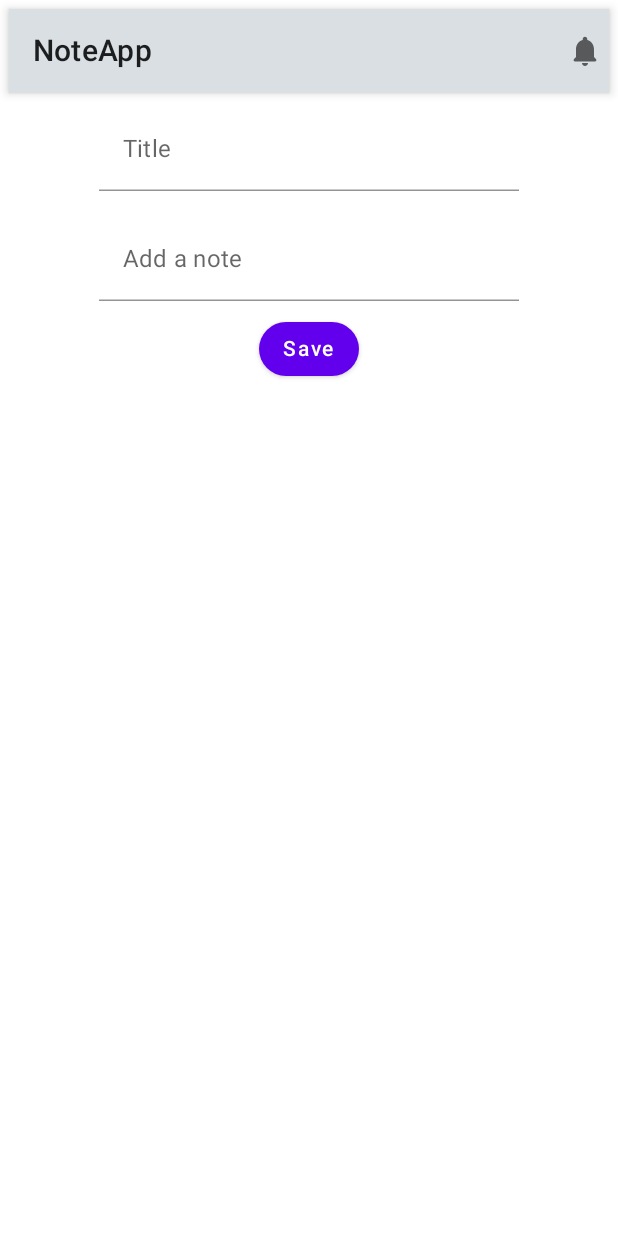
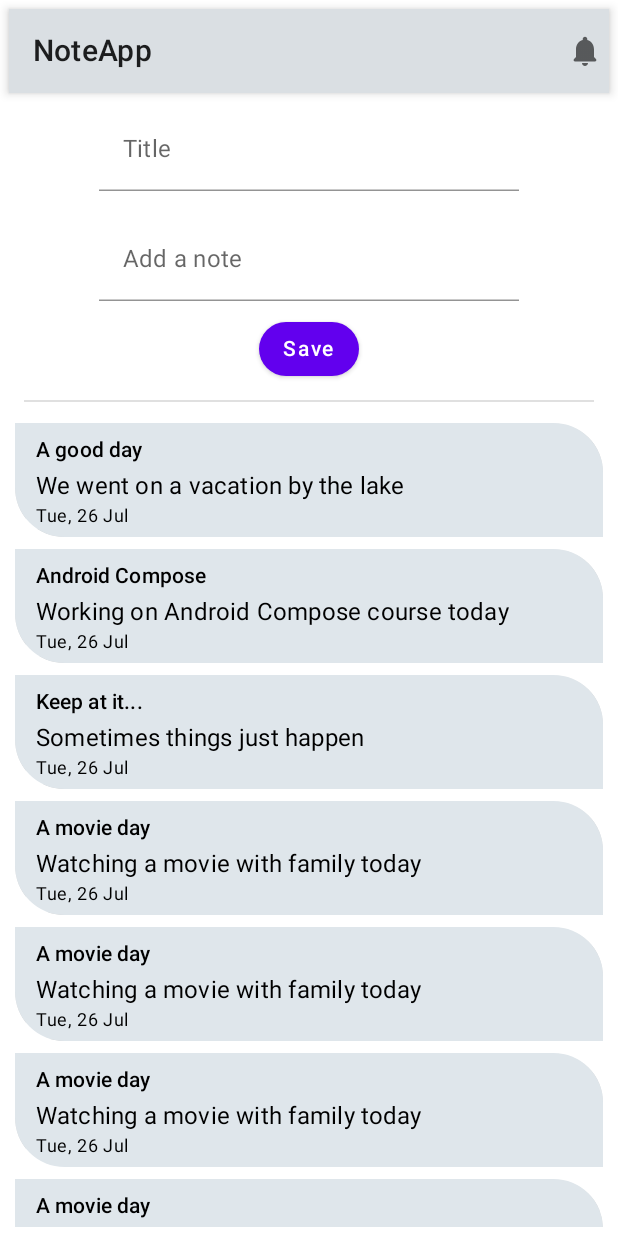
Before and after one commit to bensek/NoteApp, an Android app built with Jetpack Compose: the @Preview function NoteScreenPreview, on a phone screen of 412 x 824 dp. Run offline under Robolectric (Android 15) with nearby library versions, the phone set to English and light mode, and no system bars.

Commit message:
add and del note using list

```diff
--- a/app/src/main/java/com/parach/noteapp/MainActivity.kt
+++ b/app/src/main/java/com/parach/noteapp/MainActivity.kt
@@ -7,8 +7,12 @@ import androidx.compose.material.MaterialTheme
 import androidx.compose.material.Surface
 import androidx.compose.material.Text
 import androidx.compose.runtime.Composable
+import androidx.compose.runtime.mutableStateListOf
+import androidx.compose.runtime.remember
 import androidx.compose.ui.ExperimentalComposeUiApi
 import androidx.compose.ui.tooling.preview.Preview
+import com.parach.noteapp.data.NotesDataSource
+import com.parach.noteapp.models.Note
 import com.parach.noteapp.screens.NoteScreen
 import com.parach.noteapp.ui.theme.NoteAppTheme
 
@@ -20,7 +24,16 @@ class MainActivity : ComponentActivity() {
             NoteAppTheme {
                 // A surface container using the 'background' color from the theme
                 Surface(color = MaterialTheme.colors.background) {
-                    NoteScreen()
+                    val notes = remember{
+                        mutableStateListOf<Note>()
+                    }
+                    NoteScreen(notes = notes,
+                        onAddNote = {
+                         notes.add(it)
+                    },
+                        onRemoveNote = {
+                            notes.remove(it)
+                        })
                 }
             }
         }
--- /dev/null
+++ b/app/src/main/java/com/parach/noteapp/data/NoteData.kt
@@ -0,0 +1,20 @@
+package com.parach.noteapp.data
+
+import com.parach.noteapp.models.Note
+
+class NotesDataSource {
+    fun loadNotes(): List<Note>{
+        return listOf(
+            Note(title = "A good day", description = "We went on a vacation by the lake"),
+            Note(title = "Android Compose", description = "Working on Android Compose course today"),
+            Note(title = "Keep at it...", description = "Sometimes things just happen"),
+            Note(title = "A movie day", description = "Watching a movie with family today"),
+            Note(title = "A movie day", description = "Watching a movie with family today"),
+            Note(title = "A movie day", description = "Watching a movie with family today"),
+            Note(title = "A movie day", description = "Watching a movie with family today"),
+            Note(title = "A movie day", description = "Watching a movie with family today"),
+            Note(title = "A movie day", description = "Watching a movie with family today"),
+            Note(title = "A movie day", description = "Watching a movie with family")
+        )
+    }
+}
--- /dev/null
+++ b/app/src/main/java/com/parach/noteapp/models/Note.kt
@@ -0,0 +1,11 @@
+package com.parach.noteapp.models
+
+import java.time.LocalDateTime
+import java.util.*
+
+data class Note(
+    val id: UUID = UUID.randomUUID(),
+    val title: String,
+    val description: String,
+    val entryDate: LocalDateTime = LocalDateTime.now()
+)
--- a/app/src/main/java/com/parach/noteapp/screens/NoteScreen.kt
+++ b/app/src/main/java/com/parach/noteapp/screens/NoteScreen.kt
@@ -1,34 +1,48 @@
 package com.parach.noteapp.screens
 
+import android.widget.Toast
+import androidx.compose.foundation.clickable
 import androidx.compose.foundation.layout.Column
 import androidx.compose.foundation.layout.fillMaxWidth
 import androidx.compose.foundation.layout.padding
-import androidx.compose.material.Icon
-import androidx.compose.material.Text
-import androidx.compose.material.TopAppBar
+import androidx.compose.foundation.lazy.LazyColumn
+import androidx.compose.foundation.lazy.items
+import androidx.compose.foundation.shape.RoundedCornerShape
+import androidx.compose.material.*
 import androidx.compose.material.icons.Icons
 import androidx.compose.material.icons.rounded.Notifications
 import androidx.compose.runtime.*
 import androidx.compose.ui.Alignment
 import androidx.compose.ui.ExperimentalComposeUiApi
 import androidx.compose.ui.Modifier
+import androidx.compose.ui.draw.clip
 import androidx.compose.ui.graphics.Color
+import androidx.compose.ui.platform.LocalContext
 import androidx.compose.ui.res.stringResource
 import androidx.compose.ui.tooling.preview.Preview
 import androidx.compose.ui.unit.dp
 import com.parach.noteapp.R
 import com.parach.noteapp.components.NoteButton
 import com.parach.noteapp.components.NoteInputText
+import com.parach.noteapp.data.NotesDataSource
+import com.parach.noteapp.models.Note
+import java.time.format.DateTimeFormatter
 
 @ExperimentalComposeUiApi
 @Composable
-fun NoteScreen(){
+fun NoteScreen(
+    notes: List<Note>,
+    onAddNote: (Note) -> Unit,
+    onRemoveNote: (Note) -> Unit
+){
     var title by remember{
         mutableStateOf("")
     }
     var description by remember {
         mutableStateOf("")
     }
+
+    var context = LocalContext.current
 
     Column(modifier = Modifier.padding(6.dp)) {
         TopAppBar(title = {
@@ -59,8 +73,56 @@ fun NoteScreen(){
                         }) description = it
             })
 
-            NoteButton(text = "Save", onClick = { /*TODO*/ })
+            NoteButton(text = "Save",
+                onClick = {
+                if (title.isNotEmpty() && description.isNotEmpty()){
+                    onAddNote(Note(title = title, description = description))
+                    title = ""
+                    description = ""
+                    Toast.makeText(context, "Note Added", Toast.LENGTH_SHORT).show()
+                }
+            })
         }
+        Divider(modifier = Modifier.padding(10.dp))
+        LazyColumn{
+            items(notes){ note ->
+                NoteRow(note = note,
+                    onNoteClicked = {
+                    onRemoveNote(note)
+                }
+                )
+            }
+        }
+    }
+}
+
+@Composable
+fun NoteRow(
+    modifier: Modifier = Modifier,
+    note: Note,
+    onNoteClicked: (Note) -> Unit
+){
+    Surface(
+        modifier
+            .padding(4.dp)
+            .clip(RoundedCornerShape(topEnd = 33.dp, bottomStart = 33.dp))
+            .fillMaxWidth(),
+        color = Color(0xFFDFE6EB),
+        elevation = 6.dp
+    ) {
+        Column(
+            modifier
+                .clickable { onNoteClicked(note)}
+                .padding(horizontal = 14.dp, vertical = 6.dp),
+        horizontalAlignment = Alignment.Start) {
+            Text(text = note.title,
+            style = MaterialTheme.typography.subtitle2)
+            Text(text = note.description,
+                style = MaterialTheme.typography.subtitle1)
+            Text(text = note.entryDate.format(DateTimeFormatter.ofPattern("EEE, d MMM")),
+                style = MaterialTheme.typography.caption)
+        }
+
     }
 }
 
@@ -68,5 +130,5 @@ fun NoteScreen(){
 @Preview(showBackground = true)
 @Composable
 fun NoteScreenPreview(){
-    NoteScreen()
+    NoteScreen(notes = NotesDataSource().loadNotes(), onAddNote = {}, onRemoveNote = {})
 }
```
